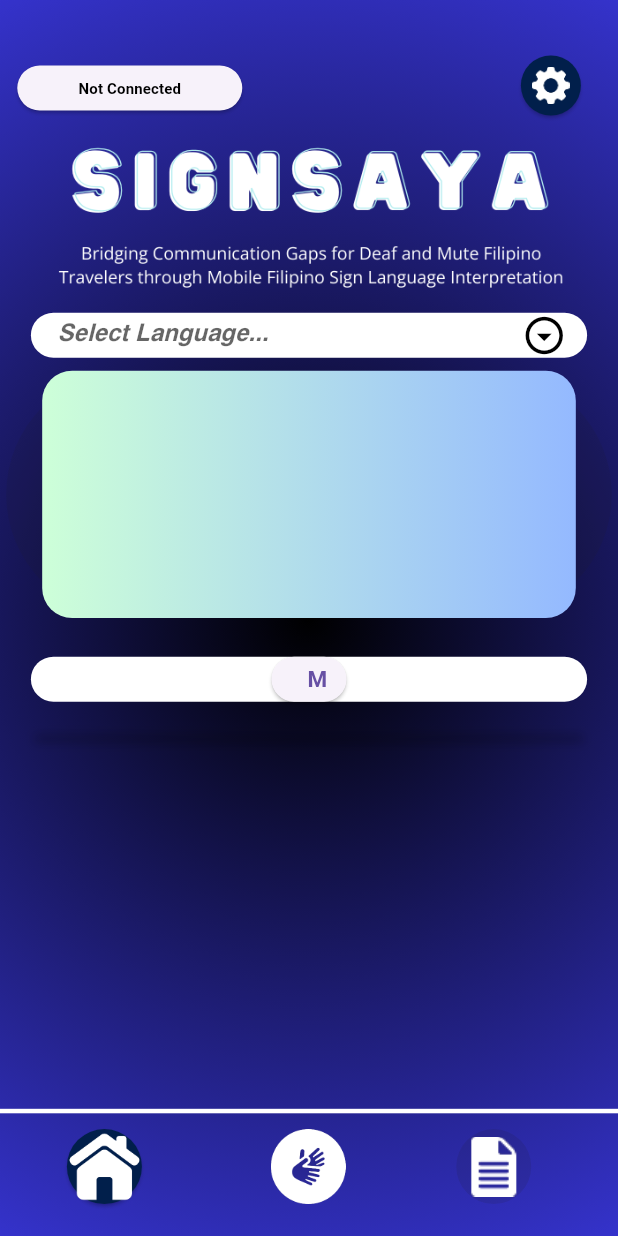
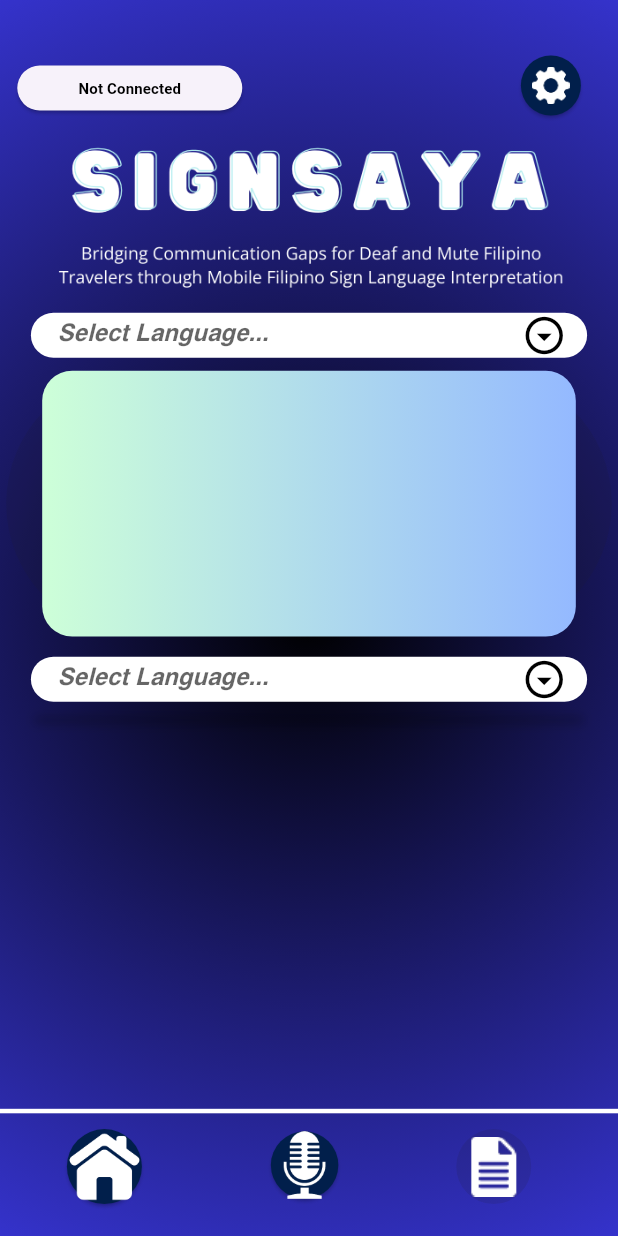
Before and after one commit to nehemMagat/SS-oneDevice, a Flutter app: the TranslationPage screen opened directly, on a phone screen of 412 x 824 dp. Run offline on Flutter 3.47's test engine with Material 3 defaults, Android fonts, the phone set to English and light mode, and no system bars; our stand-ins replace flutter_blue_plus; Roboto replaces fonts that are missing (Intro Rust).

Commit message:
Final Design for Translation Page

```diff
--- a/software/SignSaya/signsaya/lib/main.dart
+++ b/software/SignSaya/signsaya/lib/main.dart
@@ -39,6 +39,7 @@ class MyHomePage extends StatelessWidget {
             width: screenSize.width,
             height: screenSize.height,
           ),
+          // information button
           Positioned(
             top: screenSize.height * 0.06,
             right: screenSize.width * 0.03,
@@ -62,6 +63,7 @@ class MyHomePage extends StatelessWidget {
               ),
             ),
           ),
+          // Get Started na bttn
           Positioned(
             top: screenSize.height * 0.8,
             left: screenSize.width * 0.1,
@@ -85,7 +87,7 @@ class MyHomePage extends StatelessWidget {
                     ),
                   ),
                   child: const Text(
-                    'Get Started',
+                    'Get TITE',
                     style: TextStyle(
                       fontFamily: 'Intro Rust',
                       fontWeight: FontWeight.bold,
--- a/software/SignSaya/signsaya/lib/pages/translation_page.dart
+++ b/software/SignSaya/signsaya/lib/pages/translation_page.dart
@@ -47,7 +47,7 @@ class _TranslationPageState extends State<TranslationPage> {
             width: screenSize.width,
             height: screenSize.height,
           ),
-          // Info Button
+          // Calibration Button
           Positioned(
             top: infoButtonTop,
             right: screenSize.width * 0.02,
@@ -106,7 +106,6 @@ class _TranslationPageState extends State<TranslationPage> {
             ),
           ),
           // Dropdown List
-
           Positioned(
             top: dropdownContainerTop,
             left: screenSize.width * 0.05,
@@ -177,7 +176,7 @@ class _TranslationPageState extends State<TranslationPage> {
               onPressed: null,
               child: Container(
                 width: screenSize.width * 0.9,
-                height: screenSize.height * 0.2,
+                height: screenSize.height * 0.215,
                 decoration: BoxDecoration(
                   borderRadius: BorderRadius.circular(20),
                   gradient: const LinearGradient(
@@ -233,15 +232,15 @@ class _TranslationPageState extends State<TranslationPage> {
             top: translationImageTop * 1.05,
             left: screenSize.width * 0.38,
             child: ElevatedButton(
-              onPressed: null,
+              onPressed: _toggleContainerVisibility,
               style: ElevatedButton.styleFrom(
                 backgroundColor: const Color(0xFF011F4B),
                 shape: const CircleBorder(),
               ),
               child: Image.asset(
-                'lib/images/glovesPlaceholder.png',
-                width: 50,
-                height: 50,
+                'lib/images/micBttn.png',
+                width: 45,
+                height: 45,
               ),
             ),
           ),
@@ -255,6 +254,7 @@ class _TranslationPageState extends State<TranslationPage> {
               thickness: 3,
             ),
           ),
+          // M HAHAHHA
           Positioned(
             top: dropdownContainerTop * 2.1,
             left: screenSize.width * 0.05,
@@ -265,45 +265,66 @@ class _TranslationPageState extends State<TranslationPage> {
                 borderRadius: BorderRadius.circular(15),
                 color: Colors.white,
               ),
-              child: Positioned(
-                child: Positioned(
-                  top: 650,
-                  left: 0,
-                  right: 0,
-                  child: Center(
-                    child: SizedBox(
-                      width: 50,
-                      height: 50,
-                      child: ElevatedButton(
-                        onPressed: _toggleContainerVisibility,
-                        style: ElevatedButton.styleFrom(
-                          shape: RoundedRectangleBorder(
-                            borderRadius: BorderRadius.circular(20),
-                          ),
-                        ),
-                        child: const Text(
-                          'M',
-                          style: TextStyle(
-                            fontFamily: 'Intro Rust',
-                            fontWeight: FontWeight.bold,
-                            fontSize: 15,
-                          ),
-                        ),
-                      ),
-                    ),
+              child: DropdownButton<String>(
+                hint: Text(
+                  dropdownHintText,
+                  style: const TextStyle(
+                    fontFamily: 'Sans',
+                    fontStyle: FontStyle.italic,
+                    fontSize: 16,
                   ),
                 ),
+                style: const TextStyle(
+                  fontFamily: 'Sans',
+                  fontStyle: FontStyle.normal,
+                  color: Colors.black,
+                  fontSize: 16,
+                ),
+                icon: const Icon(
+                  Icons.arrow_drop_down_circle_outlined,
+                  color: Colors.black,
+                ),
+                iconSize: 30,
+                elevation: 16,
+                underline: const SizedBox(),
+                borderRadius: BorderRadius.circular(10),
+                items: const [
+                  DropdownMenuItem(
+                    value: 'English',
+                    child: Text('   English'),
+                  ),
+                  DropdownMenuItem(
+                    value: 'Filipino',
+                    child: Text('   Filipino'),
+                  ),
+                  DropdownMenuItem(
+                    value: 'Korean',
+                    child: Text('   Korean'),
+                  ),
+                  DropdownMenuItem(
+                    value: 'Japanese',
+                    child: Text('   Japanese'),
+                  ),
+                ],
+                onChanged: (String? value) {
+                  print('Selected language: $value');
+                  setState(() {
+                    selectedLanguage = value;
+                  });
+                },
+                value: selectedLanguage,
               ),
             ),
           ),
+          // YUNG LUMILITAW
           Positioned(
-            top: hiddenContainerTop * 0.9,
+            top: hiddenContainerTop * 0.877,
             left: screenSize.width * 0.06,
             right: screenSize.width * 0.06,
             child: AnimatedContainer(
               duration: const Duration(milliseconds: 500),
               curve: Curves.easeInOut,
-              height: _isContainerVisible ? screenSize.height * 0.22 : 0,
+              height: _isContainerVisible ? screenSize.height * 0.304 : 0,
               decoration: BoxDecoration(
                 gradient: const LinearGradient(
                   begin: Alignment.centerLeft,
@@ -313,7 +334,7 @@ class _TranslationPageState extends State<TranslationPage> {
                     Color(0xFF94B9FF),
                   ],
                 ),
-                borderRadius: BorderRadius.circular(20),
+                borderRadius: BorderRadius.circular(10),
                 boxShadow: [
                   BoxShadow(
                     color: Colors.black.withOpacity(0.3),
@@ -325,10 +346,19 @@ class _TranslationPageState extends State<TranslationPage> {
               ),
               child: Visibility(
                 visible: _isContainerVisible,
-                child: Center(
-                  child: Text(
-                    'SPEECH TO TEXT HERE',
-                    style: const TextStyle(fontSize: 20),
+                child: Positioned(
+                  child: Stack(
+                    children: [
+                      Positioned(
+                          top: hiddenContainerTop * 0.40,
+                          left: screenSize.width * 0.78,
+                          child: Image.asset(
+                            'lib/images/delBttn.png',
+                            width: 30,
+                            height: 30,
+                          )),
+                      const Positioned(child: Text("Speech to txt"))
+                    ],
                   ),
                 ),
               ),
--- a/software/SignSaya/signsaya/pubspec.yaml
+++ b/software/SignSaya/signsaya/pubspec.yaml
@@ -60,6 +60,8 @@ flutter:
     - lib/images/translationHome.png
     - lib/images/historyButton.png
     - lib/images/glovesPlaceholder.png
+    - lib/images/delBttn.png
+    - lib/images/micBttn.png
   # The following line ensures that the Material Icons font is
   # included with your application, so that you can use the icons in
   # the material Icons class.
```
